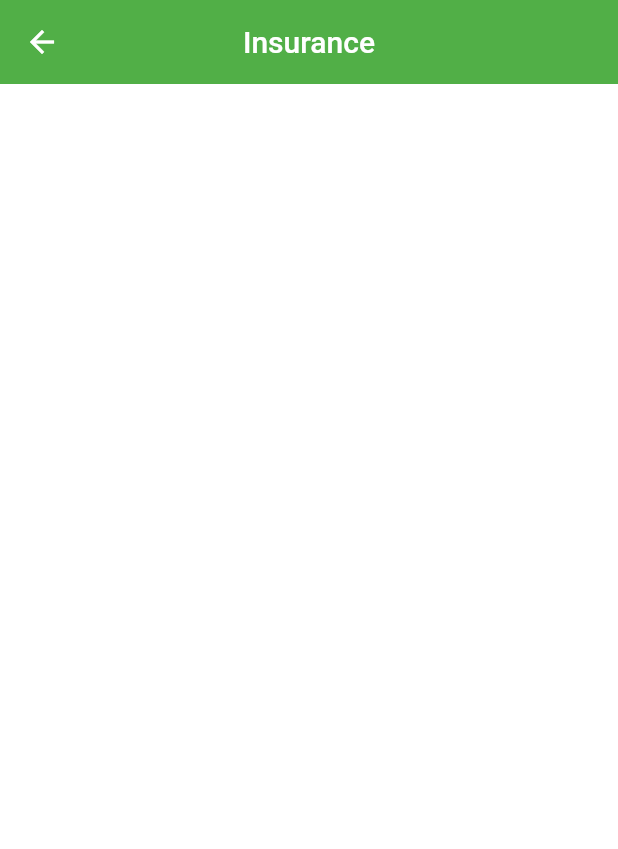
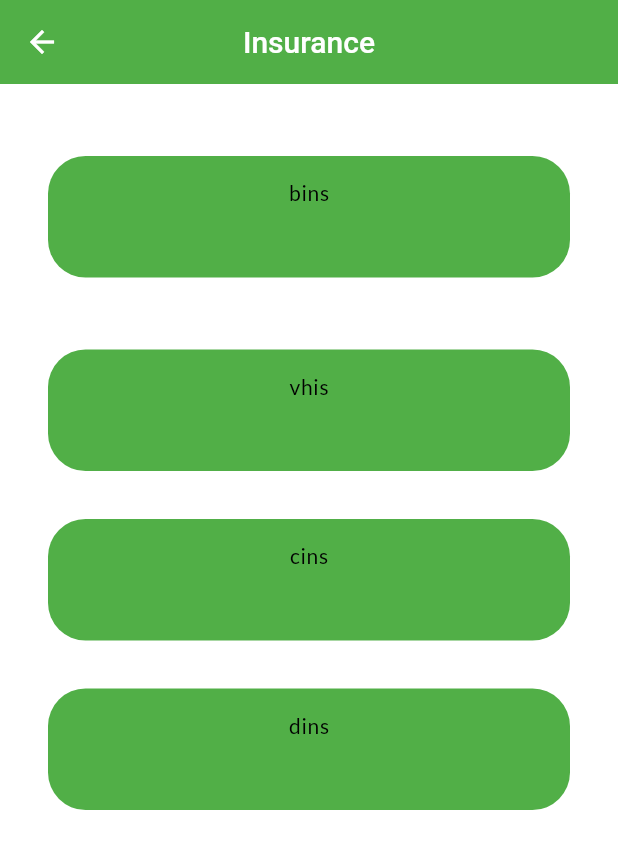
Before and after one commit to andyeung523/superCardClient, a Flutter app: the InsurancePage screen opened directly, on a phone screen of 412 x 824 dp. Shown: the top 849 px of the screen. Run offline on Flutter 3.47's test engine with Material 2 defaults, Android fonts, the phone set to English and light mode, and no system bars; our stand-ins replace bloc, flutter_bloc, flutter_login, google_fonts, page_transition.

Commit message:
inusrace_page

```diff
--- a/lib/data/insurance.dart
+++ b/lib/data/insurance.dart
@@ -2,9 +2,9 @@ class Insurance {
   final int id;
   String name;
   int price;
-  String dueData;
+  String dueDate;
   String des;
 
-  Insurance(this.id, this.name, this.price, this.dueData, this.des);
-  Insurance.clone(Insurance o) : this(o.id, o.name, o.price, o.dueData, o.des);
+  Insurance(this.id, this.name, this.price, this.dueDate, this.des);
+  Insurance.clone(Insurance o) : this(o.id, o.name, o.price, o.dueDate, o.des);
 }
--- a/lib/main.dart
+++ b/lib/main.dart
@@ -1,5 +1,6 @@
 import 'package:flutter/material.dart';
 import 'package:flutter_bloc/flutter_bloc.dart';
+import 'package:super_card_client/bloc/insurace_bloc/ins_bloc.dart';
 import 'package:super_card_client/view/account_page.dart';
 import 'package:super_card_client/view/insurance_page.dart';
 import 'package:super_card_client/view/home_page.dart';
@@ -22,11 +23,14 @@ class MyApp extends StatelessWidget {
         theme: ThemeData(
           primaryColor: Constants.kPrimaryColor,
           scaffoldBackgroundColor: Constants.kBackgroundColor,
-        textTheme:
-            Theme.of(context).textTheme.apply(bodyColor: Constants.kTextColor),
+          textTheme: Theme.of(context)
+              .textTheme
+              .apply(bodyColor: Constants.kTextColor),
           visualDensity: VisualDensity.adaptivePlatformDensity,
         ),
-      home: Main_page(),
-    );
+        home: Scaffold(
+          body: BlocProvider(
+              create: (context) => InsuranceBloc(), child: MainPage()),
+        ));
   }
 }
--- a/lib/view/insurance_component.dart
+++ b/lib/view/insurance_component.dart
@@ -5,6 +5,7 @@ import 'package:super_card_client/view/account_page.dart';
 import 'package:super_card_client/view/insurance_page.dart';
 import 'package:super_card_client/view/home_page.dart';
 import 'package:super_card_client/view/explore_page.dart';
+import 'package:google_fonts/google_fonts.dart';
 
 class InsuranceSubedCard extends StatefulWidget {
   InsuranceSubedCard({Key key, this.data}) : super(key: key);
@@ -19,8 +20,23 @@ class _InsuranceSubedCardState extends State<InsuranceSubedCard> {
   @override
   Widget build(BuildContext context) {
     return Container(
-      child: Container(
-        child: Text('test'),
+      margin: EdgeInsets.fromLTRB(Constants.kLargePadding,
+          Constants.kLargePadding, Constants.kLargePadding, 0),
+      padding: EdgeInsets.all(Constants.kDefaultPadding),
+      decoration: BoxDecoration(
+          color: Constants.kPrimaryColor,
+          borderRadius: BorderRadius.all(Radius.circular(25))),
+      child: Column(
+        children: [
+          Text(
+            widget.data.name,
+            style: GoogleFonts.lato(
+              textStyle: TextStyle(color: Colors.black, letterSpacing: .5),
+            ),
+          ),
+          Text(widget.data.dueDate),
+          Text(widget.data.price.toString()),
+        ],
       ),
     );
   }
--- a/lib/view/insurance_page.dart
+++ b/lib/view/insurance_page.dart
@@ -29,11 +29,13 @@ class _InsurancePageState extends State<InsurancePage> {
         ),
         centerTitle: true,
         elevation: 0.0,
+        backgroundColor: Constants.kPrimaryColor,
       ),
-      body: Stack(
-        alignment: Alignment.topCenter,
+      body: Column(
         children: [
-          BlocConsumer<InsuranceBloc, InsuranceState>(
+          Text('My insurance'),
+          Container(
+            child: BlocConsumer<InsuranceBloc, InsuranceState>(
               listener: (context, state) {
                 if (state is InsuraceError)
                   Scaffold.of(context)
@@ -47,6 +49,25 @@ class _InsurancePageState extends State<InsurancePage> {
                 else
                   return buildInitial(context);
               },
+            ),
+          ),
+          Text('Insurance list'),
+          Container(
+            child: BlocConsumer<InsuranceBloc, InsuranceState>(
+              listener: (context, state) {
+                if (state is InsuraceError)
+                  Scaffold.of(context)
+                      .showSnackBar(SnackBar(content: Text(state.message)));
+              },
+              builder: (context, state) {
+                if (state is InsuranceInitial) return buildInitial(context);
+                if (state is InsuranceLoading) return buildLoading();
+                if (state is InsuraceLoaded)
+                  return subedBuildLoaded(state.list[1]);
+                else
+                  return buildInitial(context);
+              },
+            ),
           ),
         ],
       ),
@@ -74,6 +95,8 @@ class _InsurancePageState extends State<InsurancePage> {
   Widget buildLoading() => Center(child: CircularProgressIndicator());
 
   Widget subedBuildLoaded(List<Insurance> list) => ListView.builder(
+        scrollDirection: Axis.vertical,
+        shrinkWrap: true,
         itemCount: list.length,
         itemBuilder: (ctx, i) => InsuranceSubedCard(data: list[i]),
       );
--- a/lib/view/main_page.dart
+++ b/lib/view/main_page.dart
@@ -6,7 +6,7 @@ import 'package:super_card_client/view/home_page.dart';
 import 'package:super_card_client/view/explore_page.dart';
 
 /// This is the main application widget.
-class Main_page extends StatelessWidget {
+class MainPage extends StatelessWidget {
   static const String _title = 'Flutter Code Sample';
 
   @override
```
Also changed, not shown: flutter_01.png (added). Lines whose indentation alone changed are shown as unchanged.
